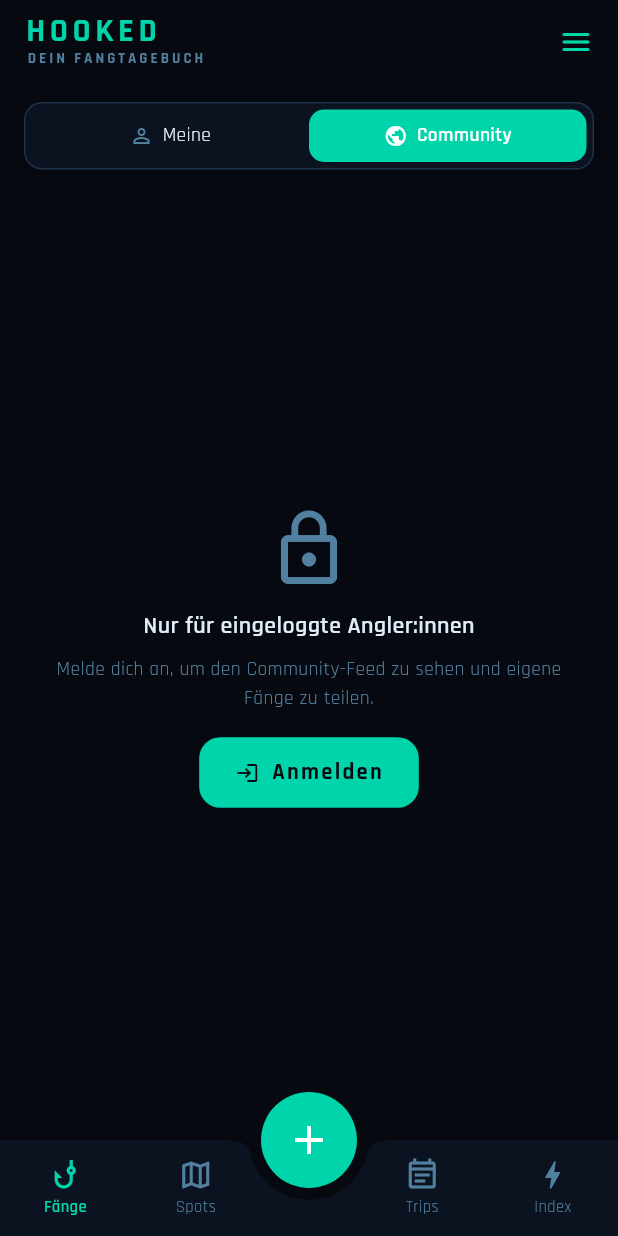
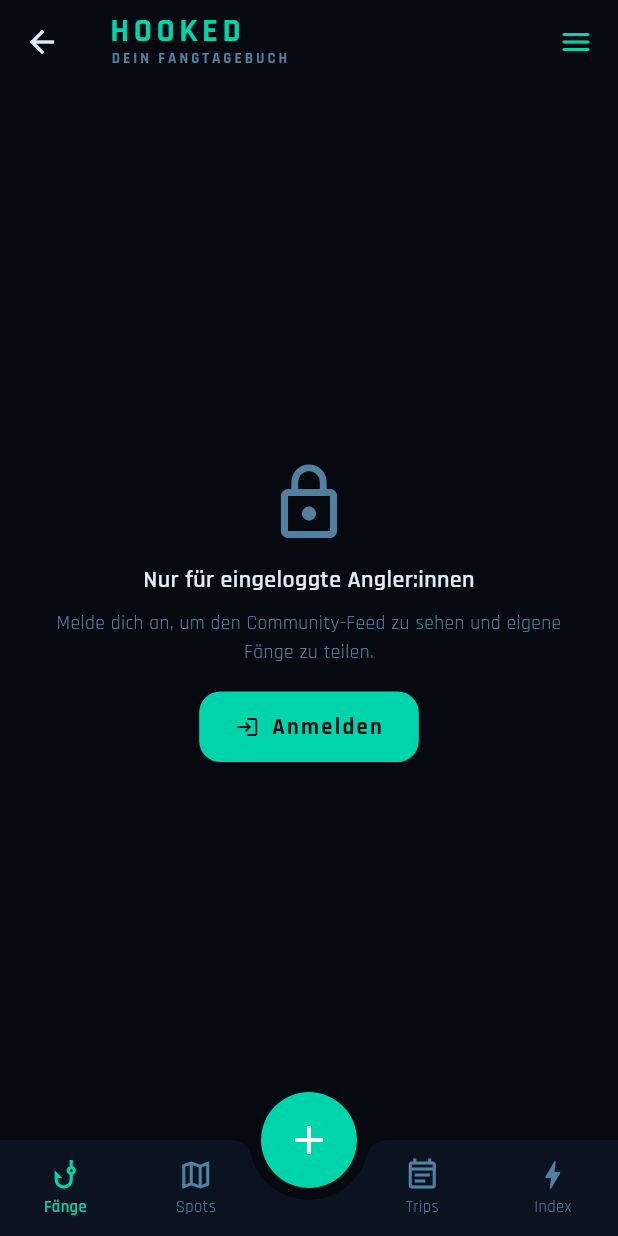
Before and after one commit to stratroulettegg/hooked, a Flutter app: the CatchListScreen screen opened by its route, after a tap on "Community", on a phone screen of 412 x 824 dp. Run offline on Flutter 3.47's test engine with Material 3 defaults, Android fonts, the phone set to English and light mode, and no system bars; our stand-ins replace cloud_firestore, dio, firebase_auth, firebase_core, firebase_storage, flutter_local_notifications and 14 more; missing offline and left inert: dio_cache_interceptor, dio_cache_interceptor_hive_store, flutter_map_cache; accounts and stored records are empty.

Commit message:
feat(feed): community als vollbild-screen mit back-arrow

```diff
--- a/lib/features/catches/catch_list_screen.dart
+++ b/lib/features/catches/catch_list_screen.dart
@@ -69,8 +69,18 @@
     final statsAsync = ref.watch(catchStatsProvider);
 
     return Scaffold(
-      appBar: const ApexAppBar(),
-      body: Column(
+      appBar: _tab == 1
+          ? ApexAppBar(
+              leading: IconButton(
+                icon: const Icon(Icons.arrow_back),
+                tooltip: 'Zurück zu „Meine"',
+                onPressed: () => setState(() => _tab = 0),
+              ),
+            )
+          : const ApexAppBar(),
+      body: _tab == 1
+          ? const _CommunityFeedView()
+          : Column(
               children: [
                 Padding(
                   padding: const EdgeInsets.fromLTRB(16, 12, 16, 4),
@@ -87,9 +97,7 @@
                   ),
                 ),
                 Expanded(
-            child: _tab == 1
-                ? const _CommunityFeedView()
-                : catchesAsync.when(
+                  child: catchesAsync.when(
                     loading: () => const Center(
                       child: CircularProgressIndicator(
                         color: ApexColors.primary,
--- a/lib/shared/widgets/apex_app_bar.dart
+++ b/lib/shared/widgets/apex_app_bar.dart
@@ -11,9 +11,17 @@
 /// Unterstützt zusätzliche Actions links vom Menü und den standardmäßigen
 /// Zurück-Pfeil (automatisch, wenn canPop).
 class ApexAppBar extends ConsumerWidget implements PreferredSizeWidget {
-  const ApexAppBar({super.key, this.extraActions = const []});
+  const ApexAppBar({
+    super.key,
+    this.extraActions = const [],
+    this.leading,
+  });
 
   final List<Widget> extraActions;
+
+  /// Optionales Leading-Widget (z. B. ein Zurück-Pfeil, der nicht via
+  /// Navigator.pop, sondern lokal einen Tab/State zurücksetzt).
+  final Widget? leading;
 
   @override
   Size get preferredSize => const Size.fromHeight(kToolbarHeight);
@@ -22,6 +30,7 @@
   Widget build(BuildContext context, WidgetRef ref) {
     final c = ApexColors.of(context);
     return AppBar(
+      leading: leading,
       title: FittedBox(
         fit: BoxFit.scaleDown,
         alignment: Alignment.centerLeft,
```
Lines whose indentation alone changed are shown as unchanged.
